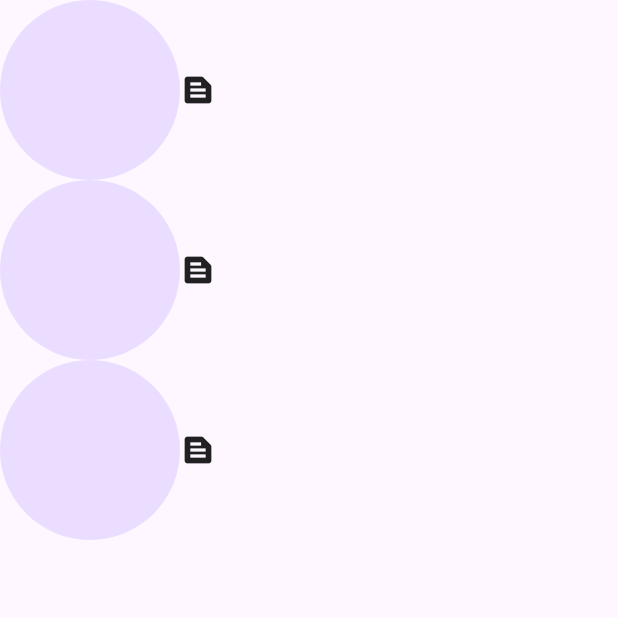
After one commit to ktaller/portfolio_app, a Flutter app: the AboutPage screen opened directly, on a phone screen of 412 x 824 dp, the top half of it. The commit adds this screen. Run offline on Flutter 3.47's test engine with Material 3 defaults, Android fonts, the phone set to English and light mode, and no system bars.

Commit message:
About page add, start custom btn

```diff
--- /dev/null
+++ b/lib/AboutPage.dart
@@ -0,0 +1,37 @@
+import 'package:flutter/material.dart';
+
+class AboutPage extends StatelessWidget{
+const AboutPage({super.key});
+
+  @override
+  Widget build(BuildContext context) {
+    return const Scaffold(
+      body: Column(
+        children: [
+          Row(
+            children: [
+              SizedBox(height: 40),
+              CircleAvatar(radius: 60),
+              Icon(Icons.text_snippet)
+            ],
+          ),
+          Row(
+            children: [
+              SizedBox(height: 40),
+              CircleAvatar(radius: 60),
+              Icon(Icons.text_snippet)
+            ],
+          ),
+          Row(
+            children: [
+              SizedBox(height: 40),
+              CircleAvatar(radius: 60),
+              Icon(Icons.text_snippet)
+            ],
+          )
+        ],
+      ),
+
+
+    );
+  }}
--- /dev/null
+++ b/lib/custom_button.dart
@@ -0,0 +1,13 @@
+import 'package:flutter/material.dart';
+
+class CustomButton extends StatelessWidget {
+  const CustomButton({super.key});
+
+  @override
+  Widget build(BuildContext context) {
+  return const InkWell(
+
+  );
+  }
+
+}
--- a/lib/main.dart
+++ b/lib/main.dart
@@ -4,6 +4,7 @@ import 'HomePage.dart';
 
 void main(){
   runApp(const MaterialApp(
+    debugShowCheckedModeBanner: false,
     home: HomePage(),
   ));
 }
```
